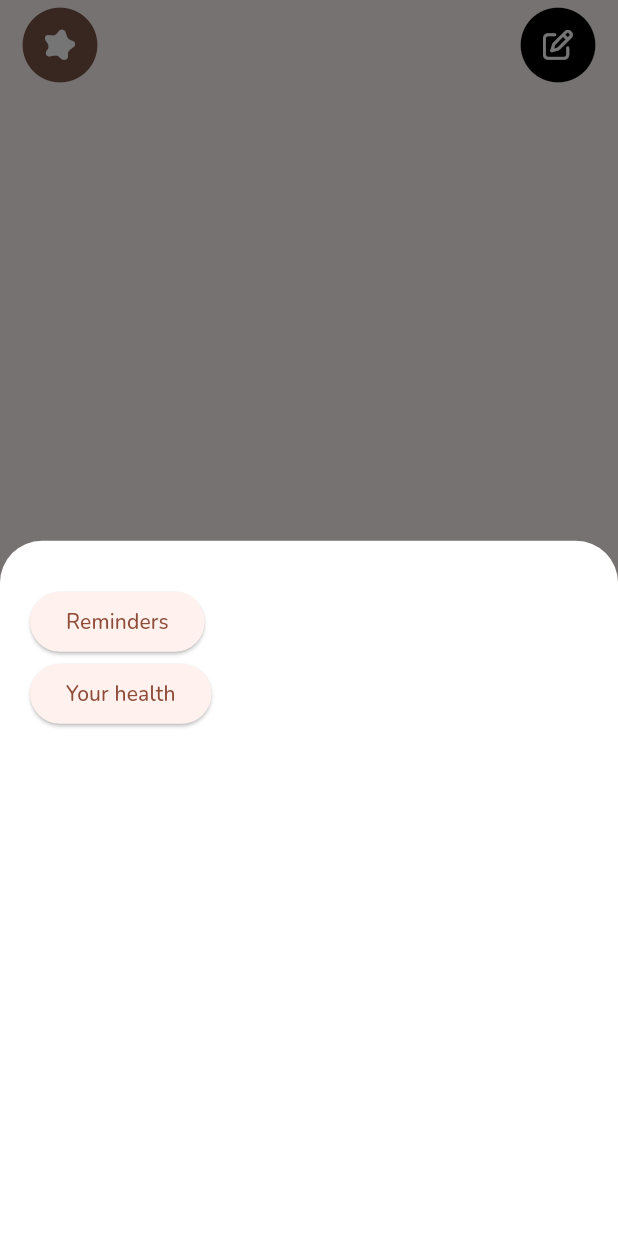
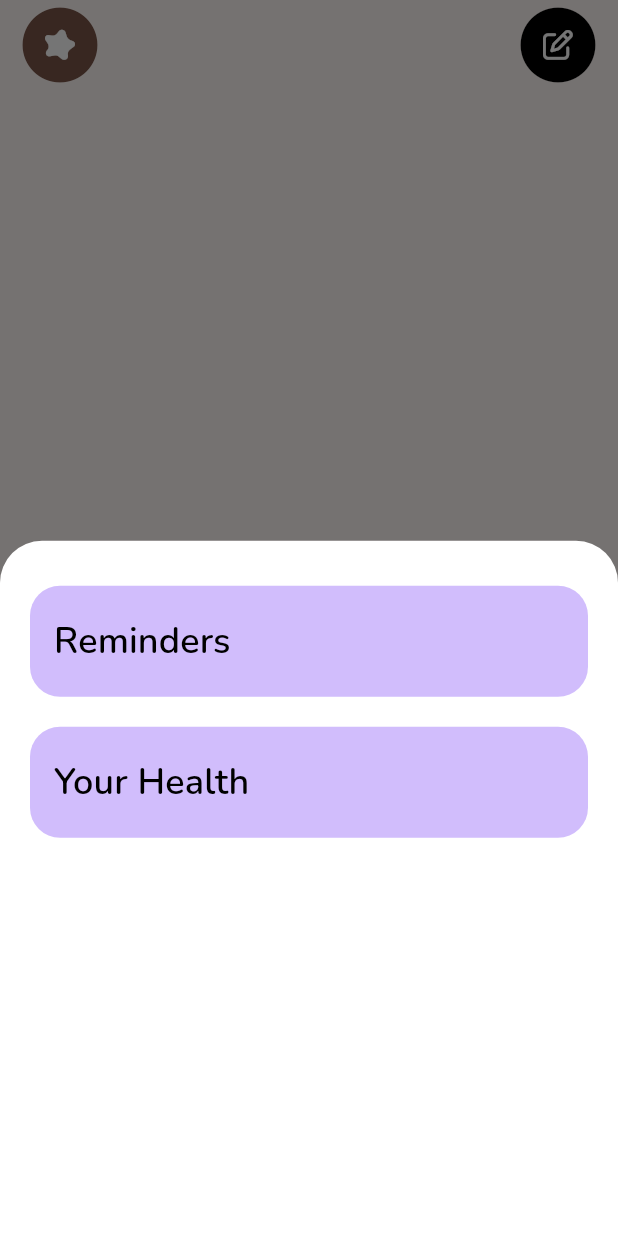
Before and after one commit to KhromeM/meddy, a Flutter app: the CustomAppBar widget shown alone on an empty page, opened directly, after a tap on the "circle" icon, on a phone screen of 412 x 824 dp. Run offline on Flutter 3.47's test engine with Material 3 defaults, Android fonts, the phone set to English and light mode, and no system bars; our stand-ins replace firebase_auth, firebase_core, flutter_markdown, flutter_riverpod, font_awesome_flutter, google_sign_in and 1 more; missing offline and left inert: record; accounts and stored records are empty.

Commit message:
made bottom sheet look more like figma

```diff
--- a/mobile/lib/widgets/custom_app_bar.dart
+++ b/mobile/lib/widgets/custom_app_bar.dart
@@ -1,9 +1,9 @@
 // appbar for main page
-
 import 'package:flutter/material.dart';
 import 'package:font_awesome_flutter/font_awesome_flutter.dart';
 import 'package:meddymobile/pages/chat_page.dart';
 import 'package:meddymobile/pages/profile_page.dart';
+import 'package:meddymobile/utils/app_colors.dart';
 
 class CustomAppBar extends StatelessWidget implements PreferredSizeWidget {
   final double appBarHeight = 56.0;
@@ -13,28 +13,29 @@ class CustomAppBar extends StatelessWidget implements PreferredSizeWidget {
       context: context,
       backgroundColor: Colors.white,
       builder: (context)=> SizedBox(
+        //heightFactor: 0.8,
         width: MediaQuery.of(context).size.width,
-        height: 500,
         child: Padding(
           padding: const EdgeInsets.symmetric(horizontal: 20, vertical: 30),
           child: Column(
             crossAxisAlignment: CrossAxisAlignment.start,
             children: [
-              ElevatedButton(
-                onPressed: () {
-                  Navigator.push(
+              _buildButton(
+              'Reminders',
+              () {
+                Navigator.push(
                   context,
                   MaterialPageRoute(builder: (context) => const ProfilePage()),
-              );
-            },
-            child: Text('Reminders'),
-          ),
-              ElevatedButton(
-              onPressed: () {
-                //TODO: make health/research page
+                );
               },
-            child: Text('Your health'),
-          ),
+            ),
+            SizedBox(height: 20),
+              _buildButton(
+              'Your Health',
+              () {
+                //TODO: nav to health page
+              },
+            )
           // You can add more widgets here if needed
         ],
       ),
@@ -42,7 +43,32 @@ class CustomAppBar extends StatelessWidget implements PreferredSizeWidget {
     ));
   }
 
-
+Widget _buildButton(String text, VoidCallback onPressed) {
+  return SizedBox(
+    width: double.infinity,
+    child: ElevatedButton(
+      onPressed: onPressed,
+      style: ElevatedButton.styleFrom(
+        backgroundColor: lightPurple,
+        foregroundColor: Colors.black,
+        padding: EdgeInsets.symmetric(vertical: 20),
+        alignment: Alignment.centerLeft,
+        shape: RoundedRectangleBorder(
+          borderRadius: BorderRadius.circular(20),
+        ),
+        elevation: 0,
+      ),
+      child: Padding(
+        padding: EdgeInsets.only(left: 16),
+        child: Text(
+          text,
+          style: TextStyle(fontSize: 24,
+          fontWeight: FontWeight.w600),
+      ),
+      ),
+    ),
+  );
+}
 
   @override
   Widget build(BuildContext context) {
@@ -52,10 +78,6 @@ class CustomAppBar extends StatelessWidget implements PreferredSizeWidget {
       leading: InkWell(
         onTap: () {
           _showBottomSheet(context);
-          // Navigator.push(
-          //   context,
-          //   MaterialPageRoute(builder: (context) => const ProfilePage()),
-          // );
         },
         child: Padding(
           padding: const EdgeInsets.only(left: 10),
```
